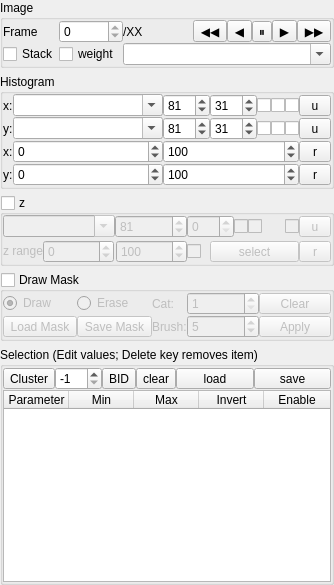
Before: the Qt Designer form ndxplorer/plotting/plot_control.ui in tpeulen/ndxplorer, drawn with Qt 5.
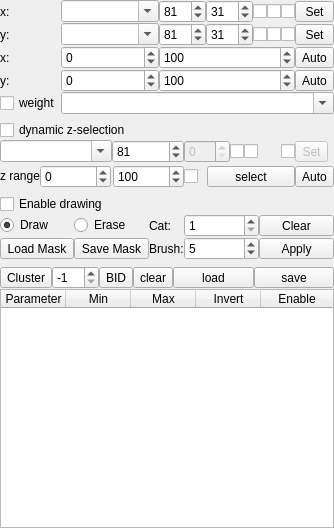
After: the same form once the commit is applied.

Commit message:
Plot-control blocks as foldable AutoForm panels, and docks moved into ChiSurf's DockArea
plot_panels.view.json and PlotPanelsViewModel adopt the existing .ui widgets. The checkable group boxes become explicit checkBoxEnableZ and checkBoxEnableDrawing, and call sites are renamed. dock_conversion moves the QDockWidget contents into a chisurf DockArea, replacing arrange_docks_preserving_geometry, and view JSON is added to the package data.

Claude-Session: https://claude.ai/code/session_01Y7tELP3rHo8F4PXCznHwPN

Patch:
```diff
--- a/ndxplorer/plotting/plot_control.ui
+++ b/ndxplorer/plotting/plot_control.ui
@@ -39,17 +39,14 @@
     <number>0</number>
    </property>
    <item>
-    <widget class="QGroupBox" name="groupBoxImage">
+    <widget class="QWidget" name="widgetHistogram" native="true">
      <property name="sizePolicy">
-      <sizepolicy hsizetype="Minimum" vsizetype="Fixed">
+      <sizepolicy hsizetype="Preferred" vsizetype="Preferred">
        <horstretch>0</horstretch>
        <verstretch>0</verstretch>
       </sizepolicy>
      </property>
-     <property name="title">
-      <string>Image</string>
-     </property>
-     <layout class="QVBoxLayout" name="verticalLayoutImage">
+     <layout class="QVBoxLayout" name="verticalLayout_2">
       <property name="spacing">
        <number>0</number>
       </property>
@@ -66,11 +63,11 @@
        <number>0</number>
       </property>
       <item>
-       <layout class="QGridLayout" name="gridLayoutImage">
+       <layout class="QGridLayout" name="gridLayout_6">
         <property name="spacing">
          <number>0</number>
         </property>
-        <item row="2" column="1">
+        <item row="9" column="0">
          <widget class="QCheckBox" name="checkBoxWeight">
           <property name="sizePolicy">
            <sizepolicy hsizetype="Fixed" vsizetype="Fixed">
@@ -86,14 +83,7 @@
           </property>
          </widget>
         </item>
-        <item row="1" column="3">
-         <widget class="QLabel" name="labelFrameInfo">
-          <property name="text">
-           <string/>
-          </property>
-         </widget>
-        </item>
-        <item row="2" column="2" colspan="4">
+        <item row="9" column="2" colspan="8">
          <widget class="QComboBox" name="comboBoxWeight">
           <property name="sizePolicy">
            <sizepolicy hsizetype="Expanding" vsizetype="Fixed">
@@ -106,197 +96,6 @@
           </property>
          </widget>
         </item>
-        <item row="1" column="0">
-         <widget class="QLabel" name="label_4">
-          <property name="text">
-           <string>Frame</string>
-          </property>
-         </widget>
-        </item>
-        <item row="2" column="0">
-         <widget class="QCheckBox" name="checkBoxStackFrames">
-          <property name="sizePolicy">
-           <sizepolicy hsizetype="Fixed" vsizetype="Fixed">
-            <horstretch>0</horstretch>
-            <verstretch>0</verstretch>
-           </sizepolicy>
-          </property>
-          <property name="toolTip">
-           <string>Show all frames stacked together. Uncheck to display a single frame.</string>
-          </property>
-          <property name="text">
-           <string>Stack</string>
-          </property>
-          <property name="checked">
-           <bool>false</bool>
-          </property>
-         </widget>
-        </item>
-        <item row="1" column="5">
-         <layout class="QHBoxLayout" name="horizontalLayout_6">
-          <property name="spacing">
-           <number>0</number>
-          </property>
-          <item>
-           <widget class="QToolButton" name="toolButtonStepBackward">
-            <property name="sizePolicy">
-             <sizepolicy hsizetype="Minimum" vsizetype="Fixed">
-              <horstretch>0</horstretch>
-              <verstretch>0</verstretch>
-             </sizepolicy>
-            </property>
-            <property name="toolTip">
-             <string>Step one frame backward</string>
-            </property>
-            <property name="text">
-             <string>◀◀</string>
-            </property>
-           </widget>
-          </item>
-          <item>
-           <widget class="QToolButton" name="toolButtonPlayBackward">
-            <property name="sizePolicy">
-             <sizepolicy hsizetype="Minimum" vsizetype="Fixed">
-              <horstretch>0</horstretch>
-              <verstretch>0</verstretch>
-             </sizepolicy>
-            </property>
-            <property name="toolTip">
-             <string>Play backward through frames</string>
-            </property>
-            <property name="text">
-             <string>◀</string>
-            </property>
-            <property name="checkable">
-             <bool>true</bool>
-            </property>
-           </widget>
-          </item>
-          <item>
-           <widget class="QToolButton" name="toolButtonPause">
-            <property name="sizePolicy">
-             <sizepolicy hsizetype="Minimum" vsizetype="Fixed">
-              <horstretch>0</horstretch>
-              <verstretch>0</verstretch>
-             </sizepolicy>
-            </property>
-            <property name="toolTip">
-             <string>Pause playback</string>
-            </property>
-            <property name="text">
-             <string>⏸</string>
-            </property>
-           </widget>
-          </item>
-          <item>
-           <widget class="QToolButton" name="toolButtonPlayForward">
-            <property name="sizePolicy">
-             <sizepolicy hsizetype="Minimum" vsizetype="Fixed">
-              <horstretch>0</horstretch>
-              <verstretch>0</verstretch>
-             </sizepolicy>
-            </property>
-            <property name="toolTip">
-             <string>Play forward through frames</string>
-            </property>
-            <property name="text">
-             <string>▶</string>
-            </property>
-            <property name="checkable">
-             <bool>true</bool>
-            </property>
-           </widget>
-          </item>
-          <item>
-           <widget class="QToolButton" name="toolButtonStepForward">
-            <property name="sizePolicy">
-             <sizepolicy hsizetype="Minimum" vsizetype="Fixed">
-              <horstretch>0</horstretch>
-              <verstretch>0</verstretch>
-             </sizepolicy>
-            </property>
-            <property name="toolTip">
-             <string>Step one frame forward</string>
-            </property>
-            <property name="text">
-             <string>▶▶</string>
-            </property>
-           </widget>
-          </item>
-         </layout>
-        </item>
-        <item row="1" column="2">
-         <widget class="QLabel" name="label_frame_nbr">
-          <property name="sizePolicy">
-           <sizepolicy hsizetype="Expanding" vsizetype="Preferred">
-            <horstretch>0</horstretch>
-            <verstretch>0</verstretch>
-           </sizepolicy>
-          </property>
-          <property name="text">
-           <string>/XX</string>
-          </property>
-         </widget>
-        </item>
-        <item row="1" column="1">
-         <widget class="QSpinBox" name="spinBoxFrameNumber">
-          <property name="sizePolicy">
-           <sizepolicy hsizetype="MinimumExpanding" vsizetype="Fixed">
-            <horstretch>0</horstretch>
-            <verstretch>0</verstretch>
-           </sizepolicy>
-          </property>
-          <property name="toolTip">
-           <string>Select current frame number</string>
-          </property>
-          <property name="minimum">
-           <number>0</number>
-          </property>
-          <property name="maximum">
-           <number>0</number>
-          </property>
-          <property name="value">
-           <number>0</number>
-          </property>
-         </widget>
-        </item>
-       </layout>
-      </item>
-     </layout>
-    </widget>
-   </item>
-   <item>
-    <widget class="QGroupBox" name="groupBox_2">
-     <property name="sizePolicy">
-      <sizepolicy hsizetype="Preferred" vsizetype="Preferred">
-       <horstretch>0</horstretch>
-       <verstretch>0</verstretch>
-      </sizepolicy>
-     </property>
-     <property name="title">
-      <string>Histogram</string>
-     </property>
-     <layout class="QVBoxLayout" name="verticalLayout_2">
-      <property name="spacing">
-       <number>0</number>
-      </property>
-      <property name="leftMargin">
-       <number>0</number>
-      </property>
-      <property name="topMargin">
-       <number>0</number>
-      </property>
-      <property name="rightMargin">
-       <number>0</number>
-      </property>
-      <property name="bottomMargin">
-       <number>0</number>
-      </property>
-      <item>
-       <layout class="QGridLayout" name="gridLayout_6">
-        <property name="spacing">
-         <number>0</number>
-        </property>
         <item row="3" column="4">
          <widget class="QSpinBox" name="spinBoxBin1DX">
           <property name="sizePolicy">
@@ -441,7 +240,7 @@
            <string>&lt;html&gt;&lt;head/&gt;&lt;body&gt;&lt;p&gt;Update default axis range.&lt;/p&gt;&lt;p&gt;To save current default axis settings use the Settings-&amp;gt;Save Menu.&lt;/p&gt;&lt;/body&gt;&lt;/html&gt;</string>
           </property>
           <property name="text">
-           <string>u</string>
+           <string>Set</string>
           </property>
          </widget>
         </item>
@@ -467,7 +266,7 @@
            </sizepolicy>
           </property>
           <property name="text">
-           <string>r</string>
+           <string>Auto</string>
           </property>
          </widget>
         </item>
@@ -487,7 +286,7 @@
            </sizepolicy>
           </property>
           <property name="text">
-           <string>r</string>
+           <string>Auto</string>
           </property>
          </widget>
         </item>
@@ -506,7 +305,7 @@
            <string>&lt;html&gt;&lt;head/&gt;&lt;body&gt;&lt;p&gt;Update default axis range.&lt;/p&gt;&lt;p&gt;To save current default axis settings use the Settings-&amp;gt;Save Menu.&lt;/p&gt;&lt;/body&gt;&lt;/html&gt;</string>
           </property>
           <property name="text">
-           <string>u</string>
+           <string>Set</string>
           </property>
          </widget>
         </item>
@@ -735,23 +534,24 @@
     </widget>
    </item>
    <item>
-    <widget class="QGroupBox" name="groupBox_3">
+    <widget class="QWidget" name="widgetZ" native="true">
      <property name="sizePolicy">
       <sizepolicy hsizetype="Preferred" vsizetype="Preferred">
        <horstretch>0</horstretch>
        <verstretch>0</verstretch>
       </sizepolicy>
      </property>
-     <property name="title">
-      <string>z</string>
-     </property>
-     <property name="checkable">
-      <bool>true</bool>
-     </property>
-     <property name="checked">
-      <bool>false</bool>
-     </property>
      <layout class="QVBoxLayout" name="verticalLayout_5">
+      <item>
+       <widget class="QCheckBox" name="checkBoxEnableZ">
+        <property name="toolTip">
+         <string>Gate the plot on the z-range slider</string>
+        </property>
+        <property name="text">
+         <string>dynamic z-selection</string>
+        </property>
+       </widget>
+      </item>
       <property name="spacing">
        <number>0</number>
       </property>
@@ -796,7 +596,7 @@
            <string>&lt;html&gt;&lt;head/&gt;&lt;body&gt;&lt;p&gt;Update default axis range.&lt;/p&gt;&lt;p&gt;To save current default axis settings use the Settings-&amp;gt;Save Menu.&lt;/p&gt;&lt;/body&gt;&lt;/html&gt;</string>
           </property>
           <property name="text">
-           <string>u</string>
+           <string>Set</string>
           </property>
          </widget>
         </item>
@@ -990,7 +790,7 @@
            </sizepolicy>
           </property>
           <property name="text">
-           <string>r</string>
+           <string>Auto</string>
           </property>
          </widget>
         </item>
@@ -1027,26 +827,24 @@
     </widget>
    </item>
    <item>
-    <widget class="QGroupBox" name="groupBoxMaskDrawing">
+    <widget class="QWidget" name="widgetMaskDrawing" native="true">
      <property name="sizePolicy">
-      <sizepolicy hsizetype="Preferred" vsizetype="Fixed">
+      <sizepolicy hsizetype="Preferred" vsizetype="Preferred">
        <horstretch>0</horstretch>
        <verstretch>0</verstretch>
       </sizepolicy>
      </property>
-     <property name="toolTip">
-      <string>Enable/disable drawing on 2D plot</string>
-     </property>
-     <property name="title">
-      <string>Draw Mask</string>
-     </property>
-     <property name="checkable">
-      <bool>true</bool>
-     </property>
-     <property name="checked">
-      <bool>false</bool>
-     </property>
      <layout class="QVBoxLayout" name="verticalLayoutMask">
+      <item>
+       <widget class="QCheckBox" name="checkBoxEnableDrawing">
+        <property name="toolTip">
+         <string>Enable/disable drawing on 2D plot</string>
+        </property>
+        <property name="text">
+         <string>Enable drawing</string>
+        </property>
+       </widget>
+      </item>
       <property name="spacing">
        <number>0</number>
       </property>
@@ -1206,28 +1004,13 @@
     </widget>
    </item>
    <item>
-    <widget class="QGroupBox" name="groupBox">
+    <widget class="QWidget" name="widgetSelection" native="true">
      <property name="sizePolicy">
-      <sizepolicy hsizetype="Expanding" vsizetype="MinimumExpanding">
+      <sizepolicy hsizetype="Preferred" vsizetype="Preferred">
        <horstretch>0</horstretch>
        <verstretch>0</verstretch>
       </sizepolicy>
      </property>
-     <property name="minimumSize">
-      <size>
-       <width>0</width>
-       <height>0</height>
-      </size>
-     </property>
-     <property name="maximumSize">
-      <size>
-       <width>16777215</width>
-       <height>16777215</height>
-      </size>
-     </property>
-     <property name="title">
-      <string>Selection (Edit values; Delete key removes item)</string>
-     </property>
      <layout class="QVBoxLayout" name="verticalLayout">
       <property name="spacing">
        <number>0</number>
```
Left out of the diff: 12 changed lines with no effect on the pictures. The commit also changes 6 other files.
